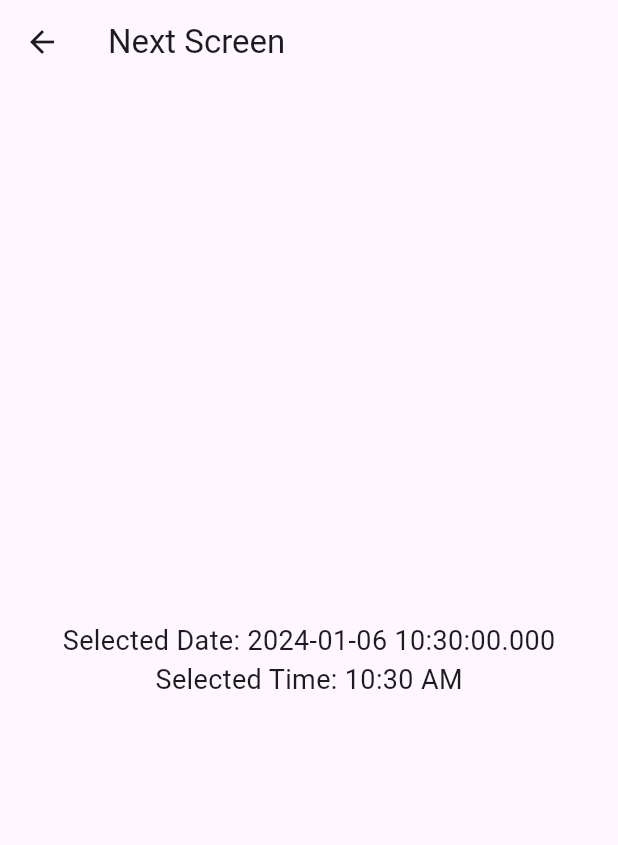
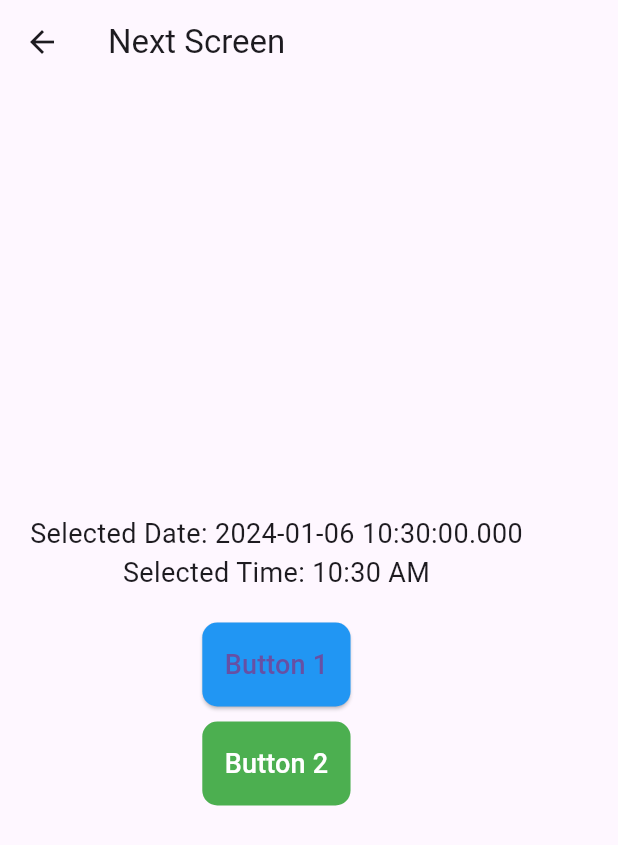
Before and after one commit to ChakaliMadhu6302769895/time_slots_new, a Flutter app: the NextScreen screen opened directly with empty values, on a phone screen of 412 x 824 dp. Shown: the top 845 px of the screen. Run offline on Flutter 3.47's test engine with Material 3 defaults, Android fonts, the phone set to English and light mode, and no system bars; our stand-ins replace shared_preferences; accounts and stored records are empty.

Commit message:
No changes

```diff
--- a/lib/screens/BookingProvider.dart
+++ b/lib/screens/BookingProvider.dart
@@ -1,7 +1,6 @@
 import 'package:flutter/material.dart';
 import 'package:provider/provider.dart';
 import 'package:shared_preferences/shared_preferences.dart';
-
 import 'booking_details.dart';
 
 class BookingProvider with ChangeNotifier {
@@ -31,19 +30,17 @@ class BookingProvider with ChangeNotifier {
 
   void setTime(TimeOfDay time) {
     final formattedTime = "${time.hour}:${time.minute}";
-
-    // Check if the time slot is already booked on the selected date
     final formattedDateTime = selectedDate != null
         ? "${selectedDate!.year}-${selectedDate!.month}-${selectedDate!.day}-$formattedTime"
         : "";
 
     if (bookedSlots.contains(formattedDateTime)) {
-      // Unbook the time slot if it is already booked
-      bookedSlots.remove(formattedDateTime);
-    } else {
-      // Book the time slot if it is not booked
-      bookedSlots.add(formattedDateTime);
+      // If the slot is already booked, do nothing
+      return;
     }
+
+    // Update the set of booked slots
+    bookedSlots.add(formattedDateTime);
 
     selectedTime = time;
     saveBookedSlots();
@@ -126,7 +123,7 @@ class BookingWidget extends StatelessWidget {
                               height: 45.0,
                               decoration: BoxDecoration(
                                 color: bookingProvider.bookedSlots.contains(formattedDateTime)
-                                    ? Colors.brown // Indicator for booked time slot on the selected date
+                                    ? Colors.brown
                                     : Colors.blue,
                                 borderRadius: BorderRadius.circular(8.0),
                               ),
--- a/lib/screens/booking_details.dart
+++ b/lib/screens/booking_details.dart
@@ -13,7 +13,8 @@ class NextScreen extends StatelessWidget {
       appBar: AppBar(
         title: Text("Next Screen"),
       ),
-      body: Center(
+      body: Container(
+        padding: EdgeInsets.all(20.0),
         child: Column(
           mainAxisAlignment: MainAxisAlignment.center,
           children: [
@@ -25,6 +26,40 @@ class NextScreen extends StatelessWidget {
               "Selected Time: ${selectedTime.format(context)}",
               style: TextStyle(fontSize: 18),
             ),
+            SizedBox(height: 20),
+            ElevatedButton(
+              onPressed: () {
+                // Handle the action for the first button
+              },
+              style: ElevatedButton.styleFrom(
+                primary: Colors.blue,
+                padding: EdgeInsets.all(15.0),
+                shape: RoundedRectangleBorder(
+                  borderRadius: BorderRadius.circular(10.0),
+                ),
+              ),
+              child: Text(
+                "Button 1",
+                style: TextStyle(fontSize: 18),
+              ),
+            ),
+            SizedBox(height: 10),
+            TextButton(
+              onPressed: () {
+                // Handle the action for the second button
+              },
+              style: TextButton.styleFrom(
+                backgroundColor: Colors.green,
+                padding: EdgeInsets.all(15.0),
+                shape: RoundedRectangleBorder(
+                  borderRadius: BorderRadius.circular(10.0),
+                ),
+              ),
+              child: Text(
+                "Button 2",
+                style: TextStyle(fontSize: 18, color: Colors.white),
+              ),
+            ),
           ],
         ),
       ),
```
